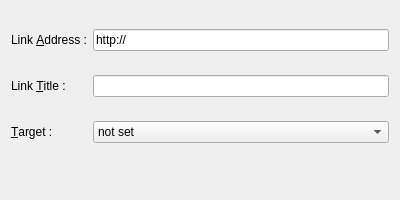
First picture: the form in src/addeditlinkbase.ui, repository mtux/bilbo, before the edit.
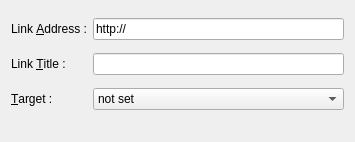
Second picture: the form after the edit. Custom widgets are drawn as their Qt base class.

Patch:
```diff
--- a/src/addeditlinkbase.ui
+++ b/src/addeditlinkbase.ui
@@ -5,8 +5,8 @@
    <rect>
     <x>0</x>
     <y>0</y>
-    <width>400</width>
-    <height>200</height>
+    <width>355</width>
+    <height>142</height>
    </rect>
   </property>
   <property name="windowTitle" >
```
Left out of the diff: 14 changed lines with no effect on the pictures.
